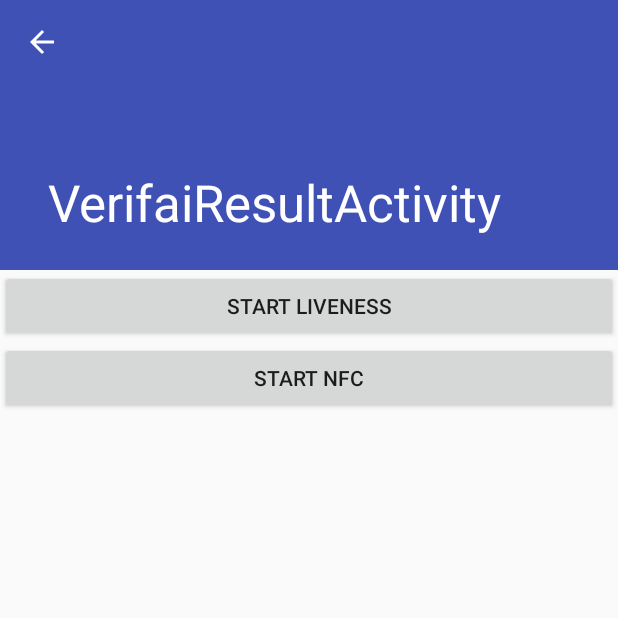
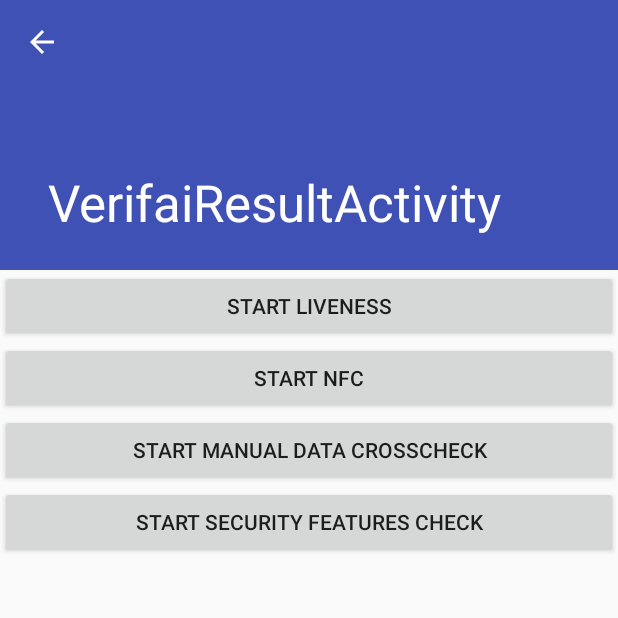
Before and after one commit to verifai-id-verification/example-app-android, an Android app: the VerifaiResultActivity screen opened directly, with no data from a screen before it, on a phone screen of 412 x 824 dp, the top half of it. Run offline under Robolectric (Android 15) with nearby library versions, the phone set to English and light mode, and no system bars; libraries missing offline, so code that uses them is left out: com.verifai.core, com.verifai.liveness, com.verifai.manual_data_crosscheck, com.verifai.manual_security_features_check, com.verifai.nfc; 4 statements that could not run were skipped.

Commit message:
3.1.0 example
Please check the updated docs at https://verifai.dev

```diff
--- a/java/build.gradle
+++ b/java/build.gradle
@@ -7,7 +7,7 @@ buildscript {
 
     }
     dependencies {
-        classpath 'com.android.tools.build:gradle:3.4.2'
+        classpath 'com.android.tools.build:gradle:3.5.0'
 
         // NOTE: Do not place your application dependencies here; they belong
         // in the individual module build.gradle files
--- a/kotlin/app/src/main/res/layout/activity_verifai_result.xml
+++ b/kotlin/app/src/main/res/layout/activity_verifai_result.xml
@@ -1,5 +1,5 @@
 <?xml version="1.0" encoding="utf-8"?>
-<android.support.design.widget.CoordinatorLayout xmlns:android="http://schemas.android.com/apk/res/android"
+<androidx.coordinatorlayout.widget.CoordinatorLayout xmlns:android="http://schemas.android.com/apk/res/android"
     xmlns:app="http://schemas.android.com/apk/res-auto"
     xmlns:tools="http://schemas.android.com/tools"
     android:layout_width="match_parent"
@@ -7,14 +7,14 @@
     android:fitsSystemWindows="true"
     tools:context=".VerifaiResultActivity">
 
-    <android.support.design.widget.AppBarLayout
+    <com.google.android.material.appbar.AppBarLayout
         android:id="@+id/app_bar"
         android:layout_width="match_parent"
         android:layout_height="@dimen/app_bar_height"
         android:fitsSystemWindows="true"
         android:theme="@style/AppTheme.AppBarOverlay">
 
-        <android.support.design.widget.CollapsingToolbarLayout
+        <com.google.android.material.appbar.CollapsingToolbarLayout
             android:id="@+id/toolbar_layout"
             android:layout_width="match_parent"
             android:layout_height="match_parent"
@@ -23,18 +23,16 @@
             app:layout_scrollFlags="scroll|exitUntilCollapsed"
             app:toolbarId="@+id/toolbar">
 
-            <android.support.v7.widget.Toolbar
+            <androidx.appcompat.widget.Toolbar
                 android:id="@+id/toolbar"
                 android:layout_width="match_parent"
                 android:layout_height="?attr/actionBarSize"
                 app:layout_collapseMode="pin"
                 app:popupTheme="@style/AppTheme.PopupOverlay" />
 
-        </android.support.design.widget.CollapsingToolbarLayout>
-    </android.support.design.widget.AppBarLayout>
+        </com.google.android.material.appbar.CollapsingToolbarLayout>
+    </com.google.android.material.appbar.AppBarLayout>
 
     <include layout="@layout/content_verifai_result" />
 
-
-
-</android.support.design.widget.CoordinatorLayout>
+</androidx.coordinatorlayout.widget.CoordinatorLayout>
--- a/kotlin/app/src/main/res/layout/content_verifai_result.xml
+++ b/kotlin/app/src/main/res/layout/content_verifai_result.xml
@@ -1,5 +1,5 @@
 <?xml version="1.0" encoding="utf-8"?>
-<android.support.v4.widget.NestedScrollView xmlns:android="http://schemas.android.com/apk/res/android"
+<androidx.core.widget.NestedScrollView xmlns:android="http://schemas.android.com/apk/res/android"
     xmlns:app="http://schemas.android.com/apk/res-auto"
     xmlns:tools="http://schemas.android.com/tools"
     android:layout_width="match_parent"
@@ -25,6 +25,17 @@
             android:layout_height="wrap_content"
             android:text="Start NFC" />
 
+        <Button
+            android:id="@+id/start_manual_data_crosscheck_button"
+            android:layout_width="match_parent"
+            android:layout_height="wrap_content"
+            android:text="Start Manual Data Crosscheck" />
+
+        <Button
+            android:id="@+id/start_manual_security_features_check_button"
+            android:layout_width="match_parent"
+            android:layout_height="wrap_content"
+            android:text="Start Security Features Check" />
 
         <TextView
             android:id="@+id/mrz_value"
@@ -50,4 +61,4 @@
 
     </LinearLayout>
 
-</android.support.v4.widget.NestedScrollView>
+</androidx.core.widget.NestedScrollView>
--- a/kotlin/build.gradle
+++ b/kotlin/build.gradle
@@ -1,13 +1,13 @@
 // Top-level build file where you can add configuration options common to all sub-projects/modules.
 
 buildscript {
-    ext.kotlin_version = '1.3.41'
+    ext.kotlin_version = '1.3.50'
     repositories {
         google()
         jcenter()
     }
     dependencies {
-        classpath 'com.android.tools.build:gradle:3.4.2'
+        classpath 'com.android.tools.build:gradle:3.5.0'
         classpath "org.jetbrains.kotlin:kotlin-gradle-plugin:$kotlin_version"
 
         // NOTE: Do not place your application dependencies here; they belong
```
Also changed, not shown: java/app/build.gradle (+6 -3 lines), java/app/src/main/java/com/verifai/example/MainActivity.java (+64 -4 lines), kotlin/app/build.gradle (+10 -10 lines), kotlin/app/src/main/java/com/verifai/example/MainActivity.kt (+6 -6 lines), kotlin/app/src/main/java/com/verifai/example/VerifaiResultActivity.kt (+59 -9 lines), java/gradle/wrapper/gradle-wrapper.properties, kotlin/gradle/wrapper/gradle-wrapper.properties.
